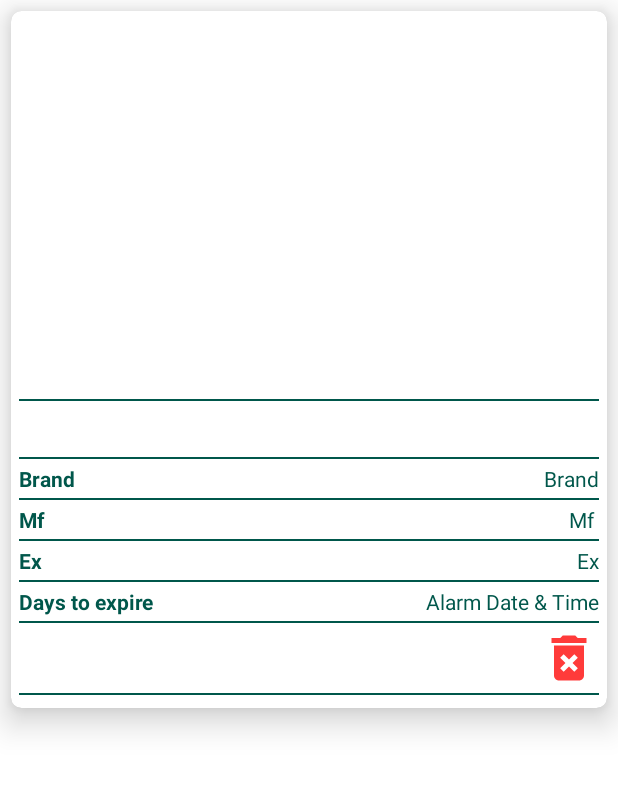
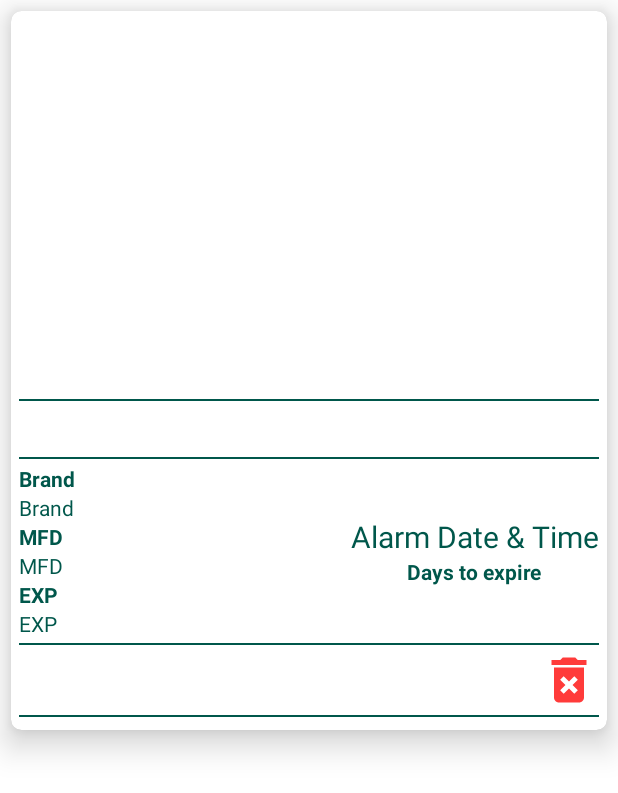
Before and after one commit to in-techouse/smart-grocery-manager, an Android app: the layout item_product.xml on its own in the app's theme, with its tools: preview values and no code run, on a phone screen of 412 x 824 dp. Shown: the top 793 px of the screen. Run offline under Robolectric (Android 15) with nearby library versions, the phone set to English and light mode, and no system bars.

Commit message:
Delete item compelete

```diff
--- a/app/src/main/java/com/example/smartgroceryreminder/adapters/ProductAdapter.java
+++ b/app/src/main/java/com/example/smartgroceryreminder/adapters/ProductAdapter.java
@@ -2,6 +2,7 @@ package com.example.smartgroceryreminder.adapters;
 
 import android.app.Activity;
 import android.content.Context;
+import android.util.Log;
 import android.view.LayoutInflater;
 import android.view.View;
 import android.view.ViewGroup;
@@ -52,7 +53,7 @@ public class ProductAdapter extends RecyclerView.Adapter<ProductAdapter.ProductH
     }
 
     @Override
-    public void onBindViewHolder(@NonNull ProductHolder holder, int position) {
+    public void onBindViewHolder(@NonNull final ProductHolder holder, final int position) {
         final GroceryItems item = items.get(position);
         if (item.getImage() != null && item.getImage().length() > 0) {
             Glide.with(context).load(item.getImage()).into(holder.image);
@@ -76,7 +77,7 @@ public class ProductAdapter extends RecyclerView.Adapter<ProductAdapter.ProductH
         holder.delete.setOnClickListener(new View.OnClickListener() {
             @Override
             public void onClick(View v) {
-                deleteItem(item);
+                deleteItem(item, holder.getAdapterPosition());
             }
         });
     }
@@ -89,14 +90,14 @@ public class ProductAdapter extends RecyclerView.Adapter<ProductAdapter.ProductH
             SimpleDateFormat sdf = new SimpleDateFormat("mm/dd/yyyy");
             Date start = sdf.parse(strDate);
             diff = TimeUnit.DAYS.convert(end.getTime() - start.getTime(), TimeUnit.MILLISECONDS);
-            return "" + diff + " Days";
+            return "" + diff;
         } catch (Exception e) {
             e.printStackTrace();
             return "N/A";
         }
     }
 
-    private void deleteItem(final GroceryItems item) {
+    private void deleteItem(final GroceryItems item, final int position) {
         MaterialDialog mDialog = new MaterialDialog.Builder(activity)
                 .setTitle("DELETE PRODUCT")
                 .setMessage("Are you sure to delete " + item.getName().toUpperCase() + "?")
@@ -105,6 +106,11 @@ public class ProductAdapter extends RecyclerView.Adapter<ProductAdapter.ProductH
                     @Override
                     public void onClick(DialogInterface dialogInterface, int which) {
                         dialogInterface.dismiss();
+                        Log.e("Adapter", "Product Name: " + item.getName());
+                        Log.e("Adapter", "Position: " + position);
+                        databaseHelper.deleteItem(item);
+                        items.remove(position);
+                        notifyDataSetChanged();
                     }
                 })
                 .setNegativeButton("NO", R.drawable.ic_action_close, new MaterialDialog.OnClickListener() {
@@ -114,8 +120,6 @@ public class ProductAdapter extends RecyclerView.Adapter<ProductAdapter.ProductH
                     }
                 })
                 .build();
-
-        // Show Dialog
         mDialog.show();
     }
 
--- a/app/src/main/java/com/example/smartgroceryreminder/model/DatabaseHelper.java
+++ b/app/src/main/java/com/example/smartgroceryreminder/model/DatabaseHelper.java
@@ -122,50 +122,13 @@ public class DatabaseHelper extends SQLiteOpenHelper {
         return items;
     }
 
-//    public ArrayList<GroceryItems> fetchAllData() {
-//        ArrayList<GroceryItems> groceryItems = new ArrayList<>();
-//        SQLiteDatabase db = this.getReadableDatabase();
-//
-////        db.update()
-////        String s[] = new String[]{Title , Price};
-//        //db.rawQuery();
-//////        Cursor c = db.query(BooksTable , null , "email = ? AND password = ?" , new String[]{})
-////        String col[] = new String[]{COL1 , Price};
-//        /*************************Retrieve All Data**********************/
-//
-//        Cursor cursor = db.query(TABLE_NAME, null, null,
-//                null, null, null, null);
-//
-//        if (cursor.getCount() == 0) {
-//            Toast.makeText(c, "No data", Toast.LENGTH_SHORT).show();
-//        } else {
-//            cursor.moveToFirst();
-//            int i = 0;
-//            while (i < cursor.getCount()) {
-//                GroceryItems groceryItems1 = new GroceryItems();
-//                int id = cursor.getInt(0);
-//                groceryItems1.setId(id);
-//                groceryItems1.setPname(cursor.getString(1));
-//                groceryItems1.setManufacture(cursor.getString(2));
-//                groceryItems1.setExpiry(cursor.getString(3));
-//                groceryItems.add(groceryItems1);
-//                cursor.moveToNext();
-//                i++;
-//            }
-//        }
-//
-//        /*************************SEARCHING**********************/
-////        Cursor cursor1 = db.query(BooksTable , new String[]{Title , Price} , Title+" = ? AND Price <= ?" , new String[]{"NAME" , "2000"} , null , null , null);
-//////
-////        Cursor cursor2 = db.query(BooksTable, new String[]{Title, BookId }, "Id > ? AND Id < ?", new String[]{"2" , "50"}, null, null, null);
-////        cursor1.moveToFirst();
-////        while (!cursor1.isLast()) {
-////            Book book = new Book();
-////            book.setId(cursor1.getInt(1));
-////            book.setTitle(cursor1.getString(0));
-////            booksList.add(book);
-////            cursor1.moveToNext();
-////        }
-//        return groceryItems;
-//    }
+    public void deleteItem(GroceryItems item) {
+        try {
+            SQLiteDatabase db = this.getWritableDatabase();
+            int result = db.delete(TABLE_NAME, COL1 + "=" + item.getId(), null);
+            Log.e("Database", "Delete Result: " + result);
+        } catch (Exception e) {
+            Log.e("Database", "Exception: " + e.getMessage());
+        }
+    }
 }
--- a/app/src/main/res/layout/item_product.xml
+++ b/app/src/main/res/layout/item_product.xml
@@ -50,10 +50,11 @@
             android:layout_height="wrap_content">
 
             <TextView
+                android:id="@+id/brandLabel"
                 android:layout_width="wrap_content"
                 android:layout_height="wrap_content"
                 android:layout_alignParentStart="true"
-                android:layout_centerVertical="true"
+                android:layout_alignParentTop="true"
                 android:text="Brand"
                 android:textColor="@color/colorPrimaryDark"
                 android:textStyle="bold" />
@@ -62,31 +63,19 @@
                 android:id="@+id/brand"
                 android:layout_width="wrap_content"
                 android:layout_height="wrap_content"
-                android:layout_alignParentEnd="true"
-                android:layout_centerVertical="true"
+                android:layout_below="@id/brandLabel"
+                android:layout_alignParentStart="true"
                 android:text="Brand"
                 android:textColor="@color/colorPrimaryDark" />
-        </RelativeLayout>
 
 
-
-        <View
-            android:layout_width="match_parent"
-            android:layout_height="1dp"
-            android:layout_marginTop="3dp"
-            android:layout_marginBottom="3dp"
-            android:background="@color/colorPrimaryDark" />
-
-        <RelativeLayout
-            android:layout_width="match_parent"
-            android:layout_height="wrap_content">
-
             <TextView
+                android:id="@+id/mfdLabel"
                 android:layout_width="wrap_content"
                 android:layout_height="wrap_content"
+                android:layout_below="@id/brand"
                 android:layout_alignParentStart="true"
-                android:layout_centerVertical="true"
-                android:text="Mf "
+                android:text="MFD"
                 android:textColor="@color/colorPrimaryDark"
                 android:textStyle="bold" />
 
@@ -94,29 +83,18 @@
                 android:id="@+id/manufactureDate"
                 android:layout_width="wrap_content"
                 android:layout_height="wrap_content"
-                android:layout_alignParentEnd="true"
-                android:layout_centerVertical="true"
-                android:text="Mf "
+                android:layout_below="@id/mfdLabel"
+                android:layout_alignParentStart="true"
+                android:text="MFD"
                 android:textColor="@color/colorPrimaryDark" />
-        </RelativeLayout>
-
-        <View
-            android:layout_width="match_parent"
-            android:layout_height="1dp"
-            android:layout_marginTop="3dp"
-            android:layout_marginBottom="3dp"
-            android:background="@color/colorPrimaryDark" />
-
-        <RelativeLayout
-            android:layout_width="match_parent"
-            android:layout_height="wrap_content">
 
             <TextView
+                android:id="@+id/expLabel"
                 android:layout_width="wrap_content"
                 android:layout_height="wrap_content"
+                android:layout_below="@id/manufactureDate"
                 android:layout_alignParentStart="true"
-                android:layout_centerVertical="true"
-                android:text="Ex"
+                android:text="EXP"
                 android:textColor="@color/colorPrimaryDark"
                 android:textStyle="bold" />
 
@@ -124,40 +102,39 @@
                 android:id="@+id/expiryDate"
                 android:layout_width="wrap_content"
                 android:layout_height="wrap_content"
-                android:layout_alignParentEnd="true"
-                android:layout_centerVertical="true"
-                android:text="Ex"
+                android:layout_below="@id/expLabel"
+                android:layout_alignParentStart="true"
+                android:text="EXP"
                 android:textColor="@color/colorPrimaryDark" />
-        </RelativeLayout>
 
-        <View
-            android:layout_width="match_parent"
-            android:layout_height="1dp"
-            android:layout_marginTop="3dp"
-            android:layout_marginBottom="3dp"
-            android:background="@color/colorPrimaryDark" />
-
-        <RelativeLayout
-            android:layout_width="match_parent"
-            android:layout_height="wrap_content">
-
-            <TextView
-                android:layout_width="wrap_content"
-                android:layout_height="wrap_content"
-                android:layout_alignParentStart="true"
-                android:layout_centerVertical="true"
-                android:text="Days to expire"
-                android:textColor="@color/colorPrimaryDark"
-                android:textStyle="bold" />
-
-            <TextView
-                android:id="@+id/alarmDateTime"
+            <LinearLayout
                 android:layout_width="wrap_content"
                 android:layout_height="wrap_content"
                 android:layout_alignParentEnd="true"
                 android:layout_centerVertical="true"
-                android:text="Alarm Date &amp; Time"
-                android:textColor="@color/colorPrimaryDark" />
+                android:orientation="vertical">
+
+                <TextView
+                    android:id="@+id/alarmDateTime"
+                    android:layout_width="wrap_content"
+                    android:layout_height="wrap_content"
+                    android:layout_gravity="center"
+                    android:text="Alarm Date &amp; Time"
+                    android:textAlignment="center"
+                    android:textColor="@color/colorPrimaryDark"
+                    android:textSize="20dp" />
+
+                <TextView
+                    android:layout_width="wrap_content"
+                    android:layout_height="wrap_content"
+
+                    android:layout_gravity="center"
+                    android:text="Days to expire"
+                    android:textAlignment="center"
+                    android:textColor="@color/colorPrimaryDark"
+                    android:textStyle="bold" />
+
+            </LinearLayout>
         </RelativeLayout>
 
         <View
```
